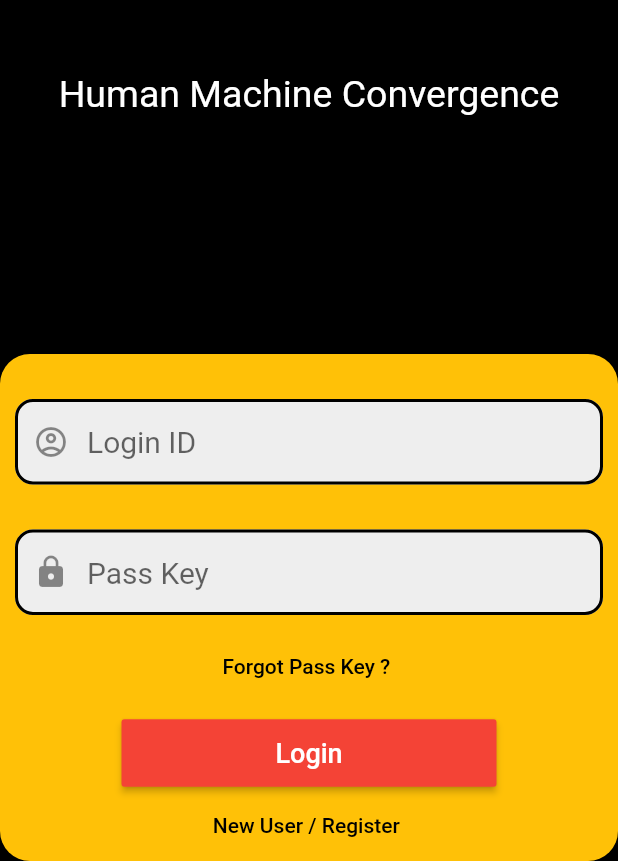
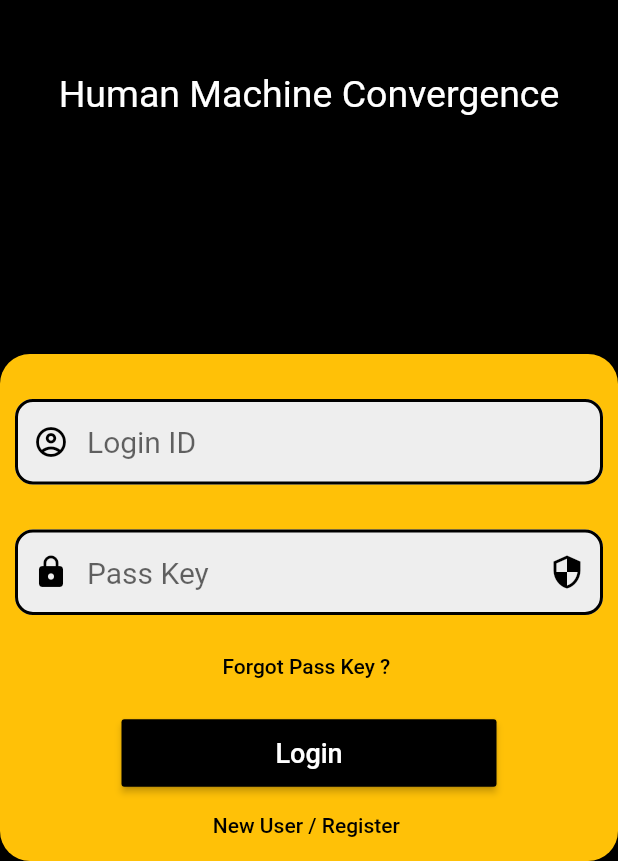
Before and after one commit to aadarshjain/AR-VR, a Flutter app: the screen it shows after launch, on a phone screen of 412 x 824 dp, the part 375-1236 px from its top. Run offline on Flutter 3.47's test engine with Material 2 defaults, Android fonts, the phone set to English and light mode, and no system bars; our stand-ins replace image_picker.

```diff
--- a/lib/homepage.dart
+++ b/lib/homepage.dart
@@ -1,4 +1,9 @@
+
+
+import 'dart:io';
+
 import 'package:flutter/material.dart';
+import 'package:image_picker/image_picker.dart';
 
 class HomePage extends StatelessWidget {
   @override
@@ -6,10 +11,10 @@ class HomePage extends StatelessWidget {
     return Scaffold(
       backgroundColor: Colors.black,
       appBar: AppBar(
-        title: Text('MY HOME',
-        style: TextStyle(
-          color: Colors.black
-        ),),
+        title: Text(
+          'MY HOME',
+          style: TextStyle(color: Colors.black),
+        ),
         backgroundColor: Colors.amber,
       ),
       body: Stack(
@@ -26,7 +31,13 @@ class HomePage extends StatelessWidget {
                       color: Colors.amber,
                       child: InkWell(
                         splashColor: Colors.amberAccent,
-                            onTap: () {},
+                        onTap: () async {
+                          File _image;
+
+                          final image = await ImagePicker.platform.pickImage(
+                              source: ImageSource.camera);
+                          _image = image as File;
+                        },
                         child: SizedBox(
                             width: 60,
                             height: 60,
@@ -36,8 +47,9 @@ class HomePage extends StatelessWidget {
                   ),
                 ),
               ),
-
-                  SizedBox(height: 100.0,),
+              SizedBox(
+                height: 100.0,
+              ),
               Container(
                 child: Align(
                   alignment: Alignment.center,
@@ -56,8 +68,9 @@ class HomePage extends StatelessWidget {
                   ),
                 ),
               ),
-
-              SizedBox(height: 100.0,),
+              SizedBox(
+                height: 100.0,
+              ),
               Container(
                 child: Align(
                   alignment: Alignment(0.4, 0.0),
--- a/lib/login.dart
+++ b/lib/login.dart
@@ -6,7 +6,7 @@ class Login extends StatelessWidget {
   TextEditingController _idController = TextEditingController();
   TextEditingController _passController = TextEditingController();
 
-  GlobalKey<FormState> formkey = GlobalKey<FormState>();
+  //GlobalKey<FormState> formkey = GlobalKey<FormState>();
 
 
   @override
@@ -75,7 +75,8 @@ class Login extends StatelessWidget {
                               prefixIcon: Padding(
                                 padding: EdgeInsets.symmetric(),
                                 child: Icon(
-                                  Icons.account_circle_outlined
+                                  Icons.account_circle_outlined,
+                                  color: Colors.black,
                                 ),
                               ),
                               border: InputBorder.none,
@@ -107,8 +108,17 @@ class Login extends StatelessWidget {
                               prefixIcon: Padding(
                                 padding: EdgeInsets.symmetric(),
                                 child: Icon(
-                                    Icons.lock
+                                    Icons.lock,
+                                  color: Colors.black,
                                 ),
+                              ),
+
+                              suffixIcon: Padding(
+                                padding: EdgeInsets.symmetric(),
+                                  child: Icon(
+                                    Icons.security,
+                                    color: Colors.black,
+                                  ),
                               ),
                               border: InputBorder.none,
                               filled: true,
@@ -146,6 +156,7 @@ class Login extends StatelessWidget {
                             ),
                           ),
                         ),
+
                         MaterialButton(
                           onPressed: () {
                             if ((_idController.text.compareTo('admin') == 0) &&
@@ -164,8 +175,8 @@ class Login extends StatelessWidget {
                             }
                           },
                           minWidth: 250.0,
-                          splashColor: Colors.red[800],
-                          color: Colors.red,
+                          splashColor: Colors.black26,
+                          color: Colors.black,
                           padding: EdgeInsets.symmetric(
                             vertical: 12.0,
                           ),
@@ -183,7 +194,7 @@ class Login extends StatelessWidget {
                           //splashColor: Colors.red[800],
                           //color: Colors.red,
                           padding: EdgeInsets.symmetric(
-                            vertical: 12.0,
+                            vertical: 10.0,
                           ),
 
                           child: Text(
--- a/pubspec.yaml
+++ b/pubspec.yaml
@@ -23,6 +23,7 @@ environment:
 dependencies:
   flutter:
     sdk: flutter
+  image_picker: ^0.7.0-nullsafety
 
 
   # The following adds the Cupertino Icons font to your application.
```
Also changed, not shown: pubspec.lock. Lines whose indentation alone changed are shown as unchanged.
